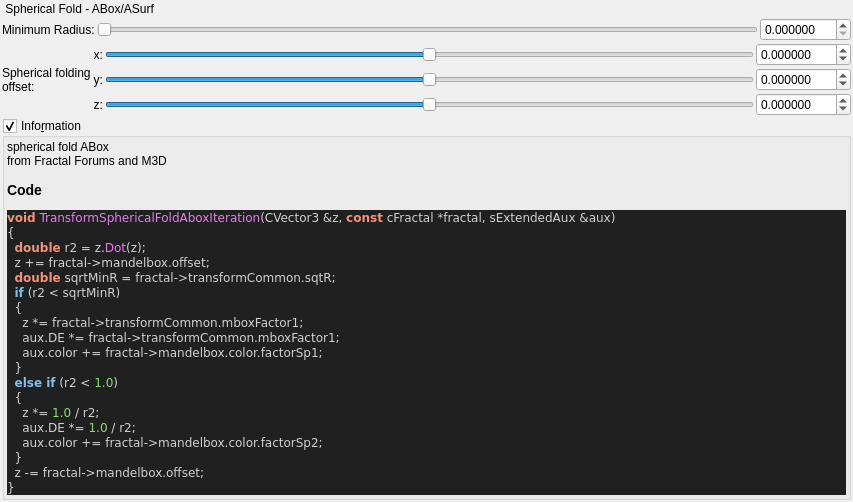
Qt form mandelbulber2/qt_data/fractal_transf_spherical_fold_abox.ui (buddhi1980/mandelbulber2) before a commit.
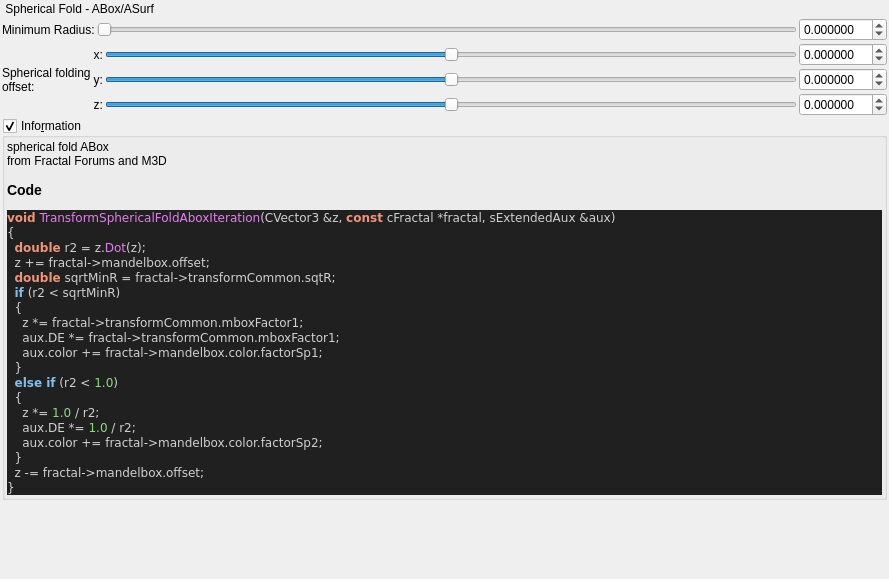
The same form after that commit. Custom widgets are drawn as their Qt base class.

Diff of the .ui file:
```diff
--- a/mandelbulber2/qt_data/fractal_transf_spherical_fold_abox.ui
+++ b/mandelbulber2/qt_data/fractal_transf_spherical_fold_abox.ui
@@ -6,8 +6,8 @@
    <rect>
     <x>0</x>
     <y>0</y>
-    <width>853</width>
-    <height>489</height>
+    <width>889</width>
+    <height>579</height>
    </rect>
   </property>
   <property name="windowTitle">
@@ -55,8 +55,11 @@
        <property name="decimals">
         <number>6</number>
        </property>
+       <property name="minimum">
+        <double>-99.989999999999995</double>
+       </property>
        <property name="maximum">
-        <double>100.000000000000000</double>
+        <double>99.989999999999995</double>
        </property>
        <property name="singleStep">
         <double>0.100000000000000</double>
@@ -116,10 +119,10 @@
         </sizepolicy>
        </property>
        <property name="minimum">
-        <number>-1000000</number>
+        <number>-5000000</number>
        </property>
        <property name="maximum">
-        <number>1000000</number>
+        <number>5000000</number>
        </property>
        <property name="singleStep">
         <number>1</number>
@@ -147,10 +150,10 @@
         <number>6</number>
        </property>
        <property name="minimum">
-        <double>-100.000000000000000</double>
+        <double>-99.989999999999995</double>
        </property>
        <property name="maximum">
-        <double>100.000000000000000</double>
+        <double>99.989999999999995</double>
        </property>
        <property name="singleStep">
         <double>0.100000000000000</double>
@@ -207,10 +210,10 @@
         <number>6</number>
        </property>
        <property name="minimum">
-        <double>-100.000000000000000</double>
+        <double>-99.989999999999995</double>
        </property>
        <property name="maximum">
-        <double>100.000000000000000</double>
+        <double>99.989999999999995</double>
        </property>
        <property name="singleStep">
         <double>0.100000000000000</double>
@@ -235,10 +238,10 @@
         <number>6</number>
        </property>
        <property name="minimum">
-        <double>-100.000000000000000</double>
+        <double>-99.989999999999995</double>
        </property>
        <property name="maximum">
-        <double>100.000000000000000</double>
+        <double>99.989999999999995</double>
        </property>
        <property name="singleStep">
         <double>0.100000000000000</double>
@@ -254,10 +257,10 @@
         </sizepolicy>
        </property>
        <property name="minimum">
-        <number>-1000000</number>
+        <number>-5000000</number>
        </property>
        <property name="maximum">
-        <number>1000000</number>
+        <number>5000000</number>
        </property>
        <property name="singleStep">
         <number>1</number>
@@ -292,10 +295,10 @@
         </sizepolicy>
        </property>
        <property name="minimum">
-        <number>-1000000</number>
+        <number>-5000000</number>
        </property>
        <property name="maximum">
-        <number>1000000</number>
+        <number>5000000</number>
        </property>
        <property name="singleStep">
         <number>1</number>
```
